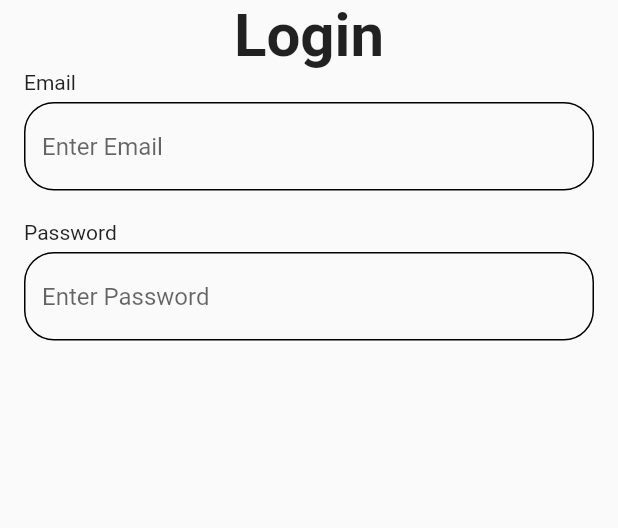
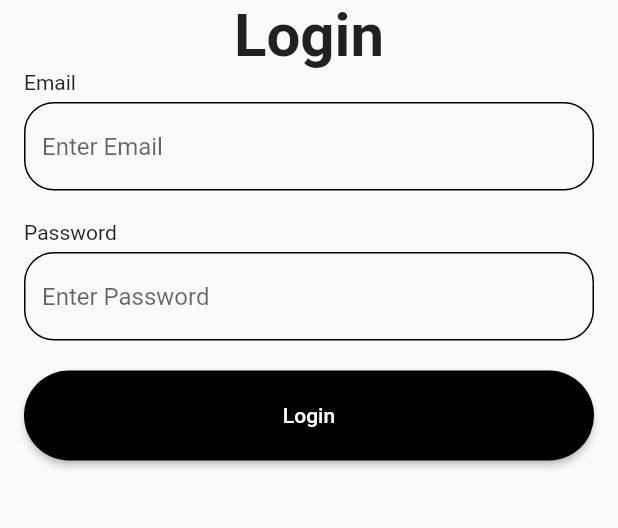
Before and after one commit to muaga/flutter-login-app-study, a Flutter app: the screen it shows after launch, on a phone screen of 412 x 824 dp, the part 279-807 px from its top. Run offline on Flutter 3.47's test engine with Material 2 defaults, Android fonts, the phone set to English and light mode, and no system bars; our stand-ins replace flutter_svg.

Commit message:
button/theme

```diff
--- /dev/null
+++ b/lib/button.dart
@@ -0,0 +1,16 @@
+import 'package:flutter/material.dart';
+
+ThemeData Button() {
+  return ThemeData(
+    elevatedButtonTheme: ElevatedButtonThemeData(
+      style: ElevatedButton.styleFrom(
+        backgroundColor: Colors.black,
+        foregroundColor: Colors.white,
+        shape: RoundedRectangleBorder(
+          borderRadius: BorderRadius.circular(30),
+        ),
+        minimumSize: Size(double.infinity, 60),
+      ),
+    ),
+  );
+}
--- a/lib/components/custom_form.dart
+++ b/lib/components/custom_form.dart
@@ -14,6 +14,10 @@ class CustomForm extends StatelessWidget {
         CustomTextFormField(text: "Email"),
         SizedBox(height: large_gap),
         CustomTextFormField(text: "Password", isPassword: true),
+        SizedBox(height: large_gap),
+        ElevatedButton(onPressed: () {}, child: Text("Login")),
+        // 버튼을 만드는 것만으로도 ButtonTheme의 Button이 생성된다.
+
         // 데이터가 들어오면, true가 된다.
       ]),
     );
--- a/lib/main.dart
+++ b/lib/main.dart
@@ -1,4 +1,5 @@
 import 'package:flutter/material.dart';
+import 'package:flutter_login_app_ex01/button.dart';
 import 'package:flutter_login_app_ex01/pages/home_page.dart';
 import 'package:flutter_login_app_ex01/pages/login_page.dart';
 
@@ -13,6 +14,7 @@ class MyApp extends StatelessWidget {
   Widget build(BuildContext context) {
     return MaterialApp(
       debugShowCheckedModeBanner: false,
+      theme: Button(),
       initialRoute: "/login", // 앱의 첫 페이지
       routes: {
         // 페이지가 2개 이상일 때, ""이름을 지정해주고, 아래의 이름에 따라 이동한다.
```
